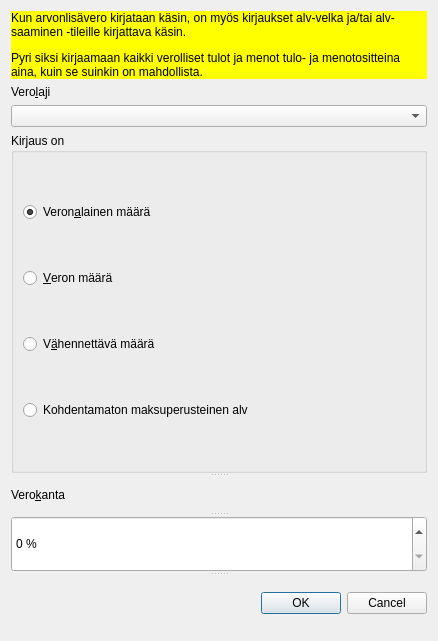
artoh/kitupiikki, file kitsas/kirjaus/verodialogi.ui: the form before one commit.
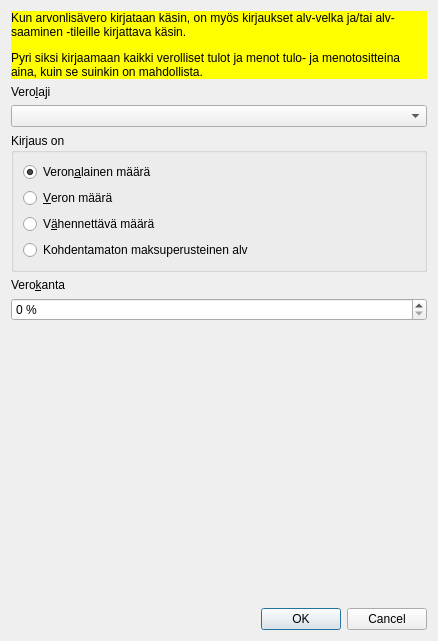
The form after the commit.

Commit message: Alv-varoitus näkyvämmäksi

What changed in the file:
```diff
--- a/kitsas/kirjaus/verodialogi.ui
+++ b/kitsas/kirjaus/verodialogi.ui
@@ -41,10 +41,6 @@
     <widget class="QComboBox" name="verolajiCombo"/>
    </item>
    <item>
-    <widget class="QSplitter" name="splitter">
-     <property name="orientation">
-      <enum>Qt::Vertical</enum>
-     </property>
      <widget class="QGroupBox" name="tyyppiGroup">
       <property name="title">
        <string>Kirjaus on</string>
@@ -83,6 +79,8 @@
        </item>
       </layout>
      </widget>
+   </item>
+   <item>
      <widget class="QLabel" name="label">
       <property name="text">
        <string>Vero&amp;kanta</string>
@@ -91,16 +89,32 @@
        <cstring>prossaSpin</cstring>
       </property>
      </widget>
+   </item>
+   <item>
      <widget class="QSpinBox" name="prossaSpin">
       <property name="suffix">
        <string> %</string>
       </property>
      </widget>
+   </item>
+   <item>
+    <spacer name="verticalSpacer">
+     <property name="orientation">
+      <enum>Qt::Vertical</enum>
+     </property>
+     <property name="sizeHint" stdset="0">
+      <size>
+       <width>20</width>
+       <height>6</height>
+      </size>
+     </property>
+    </spacer>
+   </item>
+   <item>
      <widget class="QDialogButtonBox" name="buttonBox">
       <property name="standardButtons">
        <set>QDialogButtonBox::Cancel|QDialogButtonBox::Ok</set>
       </property>
-     </widget>
     </widget>
    </item>
   </layout>
```
Left out of the diff: 2 changed lines with no effect on the pictures. Lines whose indentation alone changed are shown as unchanged. The commit also changes 2 other files.
